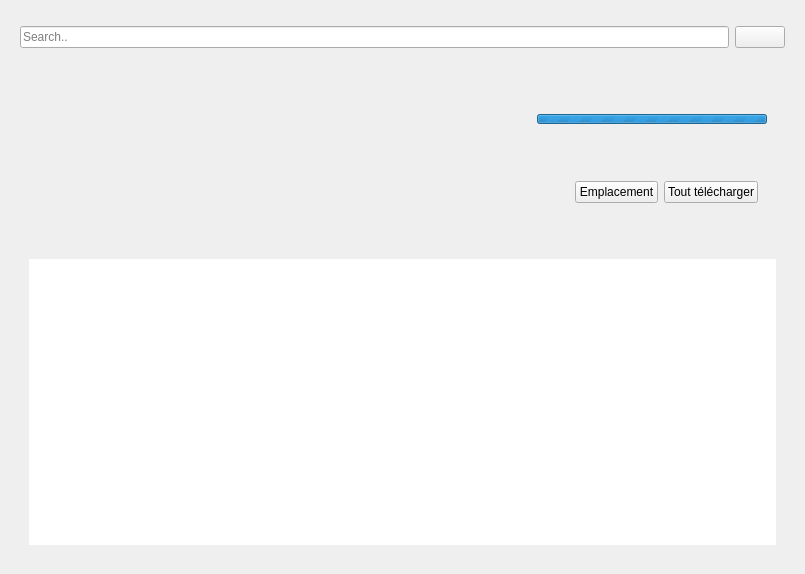
Qt form src/views/mainWindow.ui (Didiloy/spotwrap) before a commit.
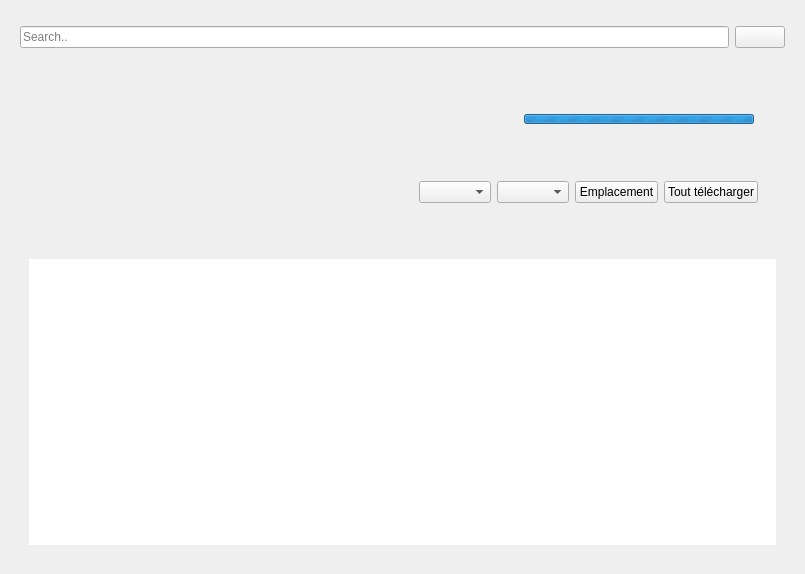
The same form after that commit. Icons and pictures are not drawn.

Commit message: Added quality and a output format combobox Added label to tell when download is finished

The edit to the form file:
```diff
--- a/src/views/mainWindow.ui
+++ b/src/views/mainWindow.ui
@@ -217,6 +217,13 @@
                    </property>
                   </widget>
                  </item>
+                 <item>
+                  <widget class="QLabel" name="labelDownloadFinished">
+                   <property name="text">
+                    <string/>
+                   </property>
+                  </widget>
+                 </item>
                 </layout>
                </widget>
               </item>
@@ -275,6 +282,12 @@
                    </property>
                   </spacer>
                  </item>
+                 <item>
+                  <widget class="QComboBox" name="comboBoxOutPutType"/>
+                 </item>
+                 <item>
+                  <widget class="QComboBox" name="comboBoxQuality"/>
+                 </item>
                  <item>
                   <widget class="QPushButton" name="buttonPath">
                    <property name="text">
```
The commit also changes 7 other files.
